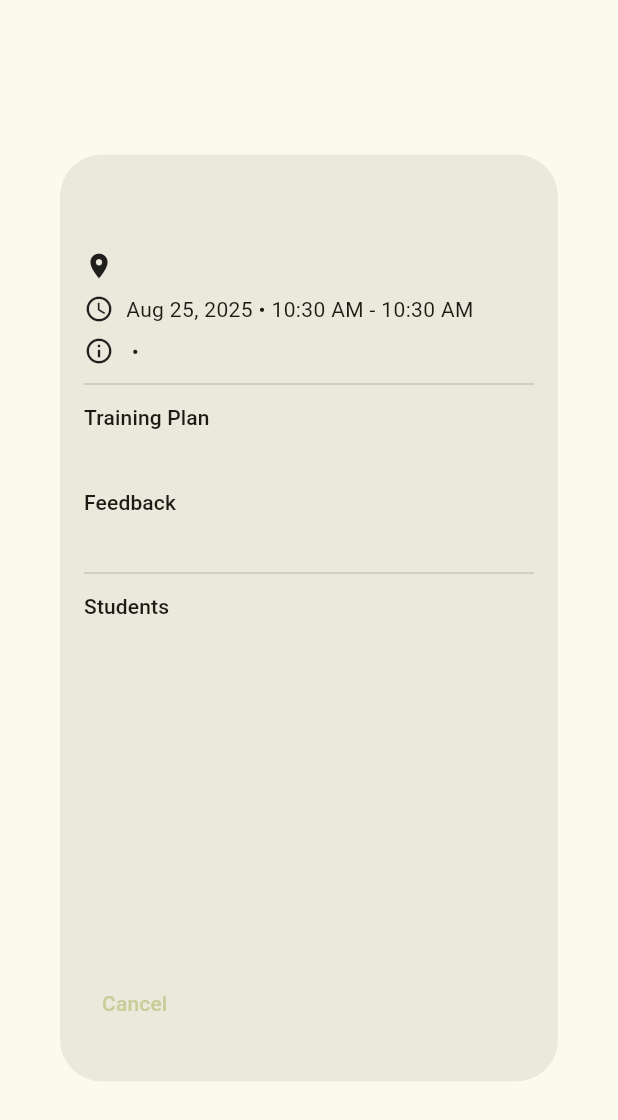
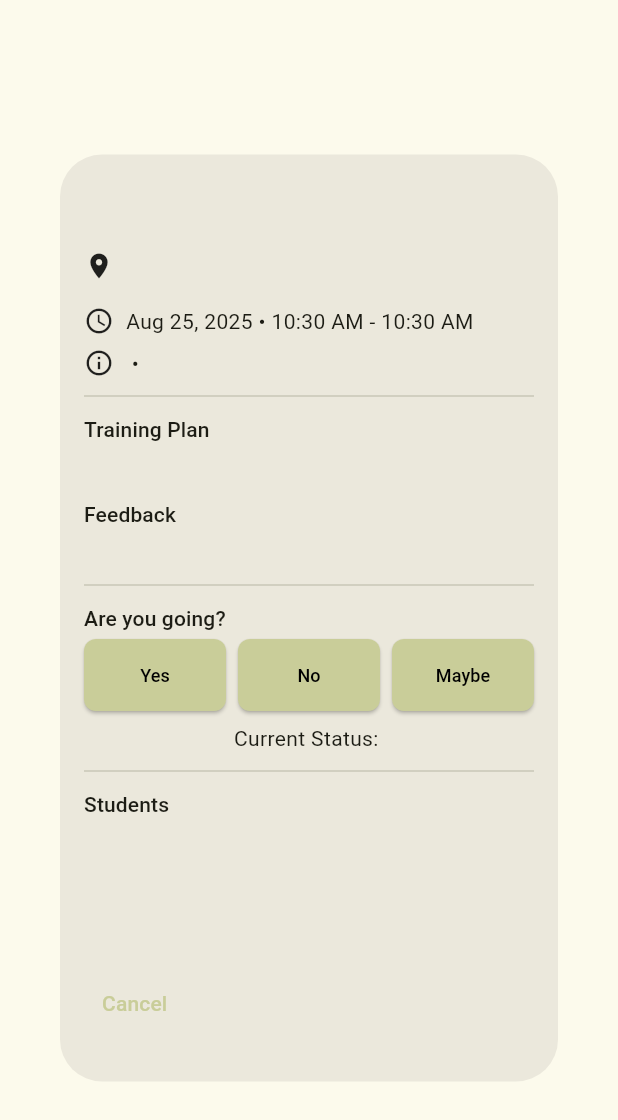
Before and after one commit to STAung07/stalz-insert_name_here, a Flutter app: the StudentSessionDetail widget shown alone on an empty page, opened directly with empty values, on a phone screen of 412 x 824 dp. Shown: the top 1120 px of the screen. Run offline on Flutter 3.47's test engine with Material 3 defaults, Android fonts, the phone set to English and light mode, and no system bars; our stand-ins replace calendar_view, flutter_dotenv, go_router, supabase_flutter; accounts and stored records are empty.

Commit message:
add go or no go for students

```diff
--- a/flutter_app/lib/src/features/dashboard/presentation/student/student_session_detail.dart
+++ b/flutter_app/lib/src/features/dashboard/presentation/student/student_session_detail.dart
@@ -2,6 +2,9 @@ import 'package:flutter/material.dart';
 import 'package:flutter_app/src/models/training_session_model.dart';
 import 'package:flutter_app/src/services/student_service.dart';
 import 'package:intl/intl.dart';
+
+import 'package:flutter_app/src/services/training_session_service.dart';
+import '../../../../models/training_session_model.dart';
 
 class StudentSessionDetail extends StatefulWidget {
   final TrainingSessionModel session;
@@ -20,13 +23,45 @@ class StudentSessionDetail extends StatefulWidget {
 }
 
 class _StudentSessionDetailState extends State<StudentSessionDetail> {
+  Future<void> _updateAttendance(String status) async {
+    try {
+      final studentService = StudentService();
+      await studentService.updateAttendanceStatus(
+        widget.session.sessionId!,
+        widget.studentId,
+        status,
+      );
+      setState(() {
+        _attendanceStatus = status;
+      });
+    } catch (e) {
+      print('Error updating attendance status: $e');
+    }
+  }
   final Map<String, String> _studentNames = {};
   bool _isLoading = true;
+  String? _attendanceStatus;
 
   @override
   void initState() {
     super.initState();
     _loadStudentNames();
+    _loadAttendanceStatus();
+  }
+
+  Future<void> _loadAttendanceStatus() async {
+    try {
+      final studentService = StudentService();
+      final status = await studentService.getAttendanceStatus(
+        widget.session.sessionId!,
+        widget.studentId,
+      );
+      setState(() {
+        _attendanceStatus = status;
+      });
+    } catch (e) {
+      print('Error loading attendance status: $e');
+    }
   }
 
   Future<void> _loadStudentNames() async {
@@ -81,7 +116,7 @@ class _StudentSessionDetailState extends State<StudentSessionDetail> {
                   Text(widget.session.location),
                 ],
               ),
-              const SizedBox(height: 8),
+              const SizedBox(height: 16),
               Row(
                 children: [
                   Icon(Icons.access_time, size: 20),
@@ -116,6 +151,44 @@ class _StudentSessionDetailState extends State<StudentSessionDetail> {
               Text('Feedback', style: Theme.of(context).textTheme.titleSmall),
               const SizedBox(height: 4),
               Text(widget.session.feedback),
+
+              const Divider(height: 24),
+
+              // Attendance Status
+              Text(
+                'Are you going?',
+                style: Theme.of(context).textTheme.titleSmall,
+              ),
+              const SizedBox(height: 4),
+              Row(
+                mainAxisAlignment: MainAxisAlignment.spaceEvenly,
+                children: [
+                  Expanded(
+                    child: ElevatedButton(
+                      onPressed: () => _updateAttendance('Yes'),
+                      child: const Text('Yes', style: TextStyle(fontSize: 12)),
+                    ),
+                  ),
+                  const SizedBox(width: 8),
+                  Expanded(
+                    child: ElevatedButton(
+                      onPressed: () => _updateAttendance('No'),
+                      child: const Text('No', style: TextStyle(fontSize: 12)),
+                    ),
+                  ),
+                  const SizedBox(width: 8),
+                  Expanded(
+                    child: ElevatedButton(
+                      onPressed: () => _updateAttendance('Maybe'),
+                      child: const Text('Maybe', style: TextStyle(fontSize: 12)),
+                    ),
+                  ),
+                ],
+              ),
+              const SizedBox(height: 8),
+              Center(
+                child: Text('Current Status: ${_attendanceStatus ?? 'N/A'}'),
+              ),
 
               const Divider(height: 24),
 
--- a/flutter_app/lib/src/services/student_service.dart
+++ b/flutter_app/lib/src/services/student_service.dart
@@ -147,6 +147,31 @@ class StudentService extends DatabaseService {
   }
 
 
+  Future<String?> getAttendanceStatus(String sessionId, String studentId) async {
+    try {
+      final response = await supabase
+          .from('session_attendance')
+          .select('status')
+          .eq('session_id', sessionId)
+          .eq('student_id', studentId)
+          .single();
+      return response['status'] as String?;
+    } catch (e) {
+      print('Error getting attendance status: $e');
+      return null;
+    }
+  }
+
+  Future<void> updateAttendanceStatus(String sessionId, String studentId, String status) async {
+    await supabase.from('session_attendance').upsert(
+      {
+        'session_id': sessionId,
+        'student_id': studentId,
+        'status': status,
+      }
+    );
+  }
+
   Future<List<String>> getStudentIdsFromGroupName(List<String> groupIds) async {
  if (groupIds.isEmpty) return [];
 
```
